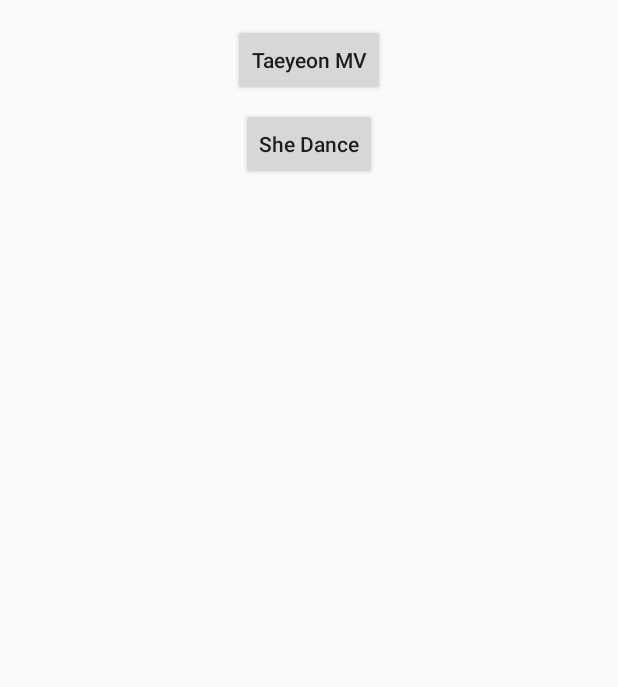
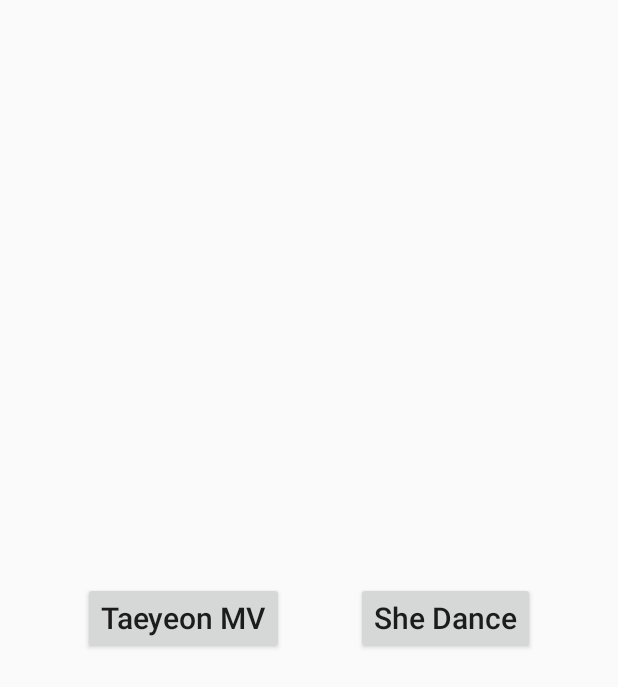
Before and after one commit to whogashaga/Midterm, an Android app: the layout activity_main.xml on its own in the app's theme, with its tools: preview values and no code run, on a phone screen of 412 x 824 dp. Shown: the top 687 px of the screen. Run offline under Robolectric (Android 15) with nearby library versions, the phone set to English and light mode, and no system bars.

Commit message:
mv full screen done half part

```diff
--- a/ASMidterm/app/src/main/res/layout/activity_main.xml
+++ b/ASMidterm/app/src/main/res/layout/activity_main.xml
@@ -1,10 +1,10 @@
 <?xml version="1.0" encoding="utf-8"?>
 <android.support.constraint.ConstraintLayout xmlns:android="http://schemas.android.com/apk/res/android"
-xmlns:app="http://schemas.android.com/apk/res-auto"
-xmlns:tools="http://schemas.android.com/tools"
-android:layout_width="match_parent"
-android:layout_height="wrap_content"
-tools:context=".MainActivity">
+    xmlns:app="http://schemas.android.com/apk/res-auto"
+    xmlns:tools="http://schemas.android.com/tools"
+    android:layout_width="match_parent"
+    android:layout_height="match_parent"
+    tools:context=".MainActivity">
 
 
     <Button
@@ -12,13 +12,14 @@ tools:context=".MainActivity">
         android:layout_width="wrap_content"
         android:layout_height="wrap_content"
         android:layout_marginStart="8dp"
-        android:layout_marginTop="16dp"
-        android:layout_marginEnd="8dp"
+        android:layout_marginTop="8dp"
         android:layout_marginBottom="8dp"
         android:text="Taeyeon MV"
         android:textAllCaps="false"
-        app:layout_constraintBottom_toTopOf="@+id/button_dance"
-        app:layout_constraintEnd_toEndOf="parent"
+        android:textSize="20sp"
+        app:layout_constraintBottom_toBottomOf="parent"
+        app:layout_constraintEnd_toStartOf="@+id/button_dance"
+        app:layout_constraintHorizontal_bias="0.5"
         app:layout_constraintStart_toStartOf="parent"
         app:layout_constraintTop_toTopOf="parent" />
 
@@ -26,12 +27,14 @@ tools:context=".MainActivity">
         android:id="@+id/button_dance"
         android:layout_width="wrap_content"
         android:layout_height="wrap_content"
-        android:layout_marginStart="8dp"
         android:layout_marginEnd="8dp"
-        android:layout_marginBottom="16dp"
+        android:text="She Dance"
         android:textAllCaps="false"
-        android:text="She Dance"
-        app:layout_constraintBottom_toBottomOf="parent"
+        android:textSize="20sp"
+        app:layout_constraintBottom_toBottomOf="@+id/button_mv"
         app:layout_constraintEnd_toEndOf="parent"
-        app:layout_constraintStart_toStartOf="parent" />
+        app:layout_constraintHorizontal_bias="0.5"
+        app:layout_constraintStart_toEndOf="@+id/button_mv"
+        app:layout_constraintTop_toTopOf="@+id/button_mv" />
+
 </android.support.constraint.ConstraintLayout>
--- a/ASMidterm/app/src/main/res/layout/media_controller.xml
+++ b/ASMidterm/app/src/main/res/layout/media_controller.xml
@@ -2,6 +2,7 @@
 <android.support.constraint.ConstraintLayout xmlns:android="http://schemas.android.com/apk/res/android"
     android:layout_width="match_parent"
     android:layout_height="wrap_content"
+    android:background="#ffffff"
     xmlns:app="http://schemas.android.com/apk/res-auto">
 
     <ImageButton
--- a/ASMidterm/app/src/main/res/values/styles.xml
+++ b/ASMidterm/app/src/main/res/values/styles.xml
@@ -1,7 +1,7 @@
 <resources>
 
     <!-- Base application theme. -->
-    <style name="AppTheme" parent="Theme.AppCompat.Light.DarkActionBar">
+    <style name="AppTheme" parent="Theme.AppCompat.Light.NoActionBar">
         <!-- Customize your theme here. -->
         <item name="colorPrimary">@color/colorPrimary</item>
         <item name="colorPrimaryDark">@color/colorPrimaryDark</item>
```
Also changed, not shown: ASMidterm/app/src/main/java/com/kerry/asmidterm/DancePlayerActivity.java (+17 -0 lines), ASMidterm/app/src/main/java/com/kerry/asmidterm/MainActivity.java (+36 -0 lines), ASMidterm/app/src/main/java/com/kerry/asmidterm/MvPlayerActivity.java (+42 -2 lines), ASMidterm/app/src/main/res/layout/activity_video_player.xml (+4 -4 lines).
